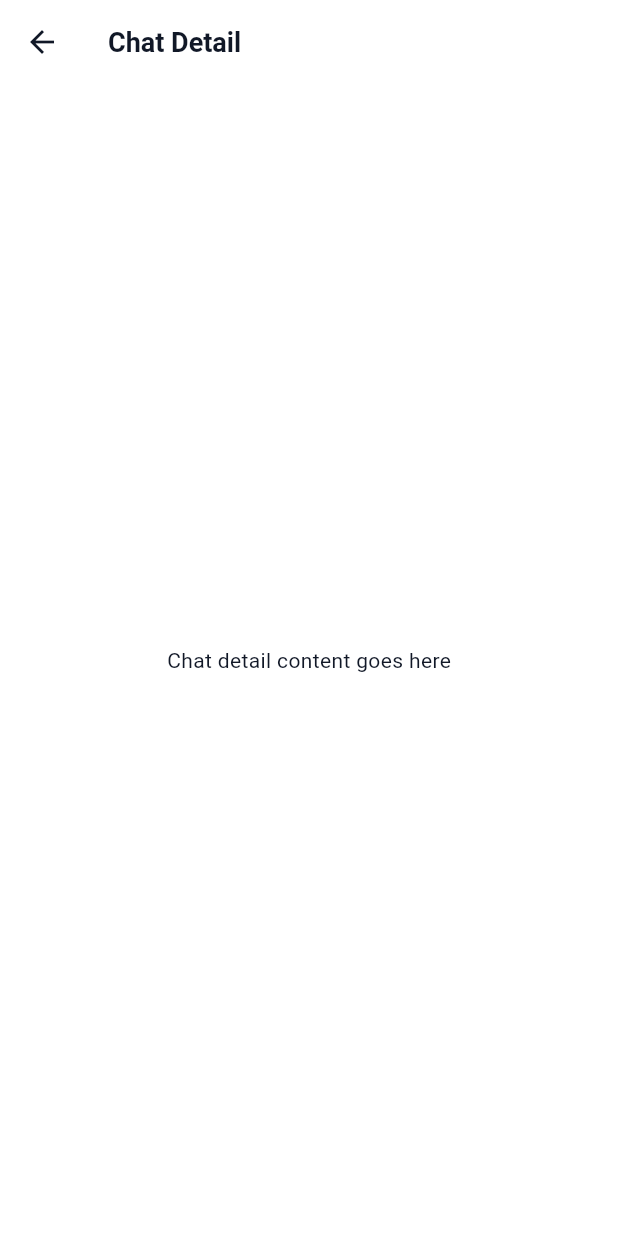
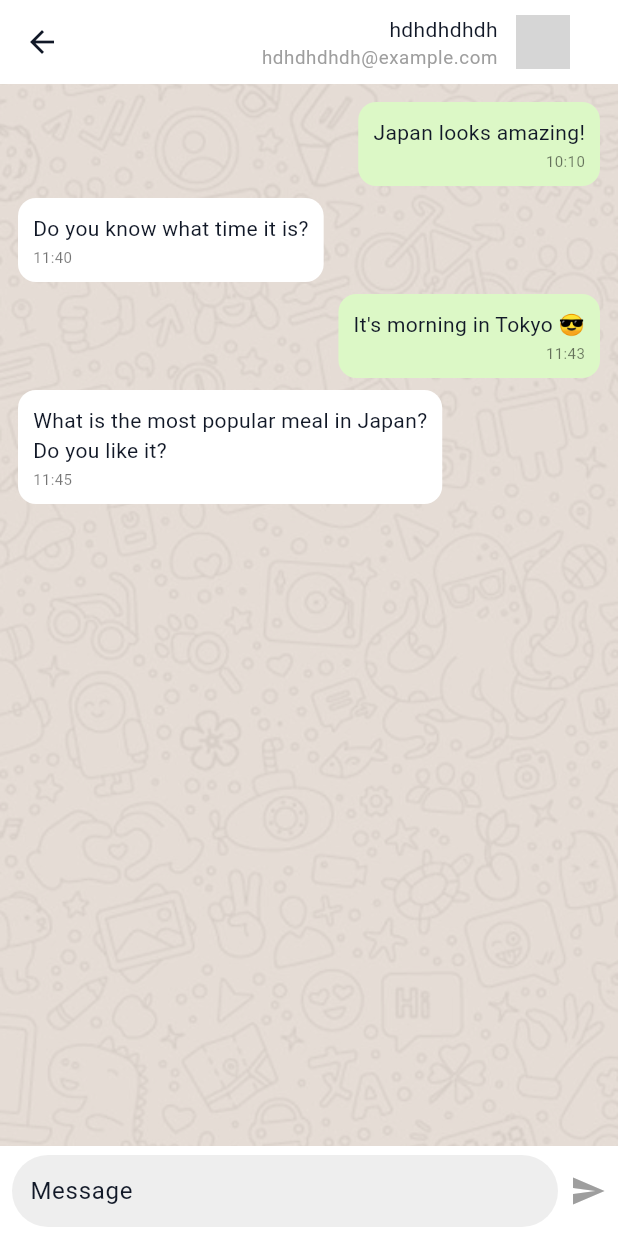
Before and after one commit to Dangtruong-DUT/chat_app, a Flutter app: the ChatDetailScreen screen opened directly with empty values, on a phone screen of 412 x 824 dp. Run offline on Flutter 3.47's test engine with Material 3 defaults, Android fonts, the phone set to English and light mode, and no system bars; our stand-ins replace flutter_bloc, flutter_svg, get_it, go_router, shared_preferences; accounts and stored records are empty; network calls fail; Roboto replaces fonts that are missing (Poppins); grey boxes are pictures that could not be loaded.

Commit message:
feat: add chat detail UI components including app bar, input bar, and message list view
- Implemented ChatAppBar for displaying user information and navigation.
- Created ChatInputBar for message input functionality.
- Developed MessageListView to show chat messages with outgoing and incoming bubbles.

```diff
--- a/lib/src/features/chats/presentation/pages/chat_detail/index.dart
+++ b/lib/src/features/chats/presentation/pages/chat_detail/index.dart
@@ -1,3 +1,7 @@
+import 'package:chat_app/_mock/index.dart';
+import 'package:chat_app/src/features/chats/presentation/pages/chat_detail/widgets/chat_app_bar.dart';
+import 'package:chat_app/src/features/chats/presentation/pages/chat_detail/widgets/chat_input_bar.dart';
+import 'package:chat_app/src/features/chats/presentation/pages/chat_detail/widgets/chat_message_list_view.dart';
 import 'package:flutter/material.dart';
 
 class ChatDetailScreen extends StatelessWidget {
@@ -7,8 +11,29 @@ class ChatDetailScreen extends StatelessWidget {
   @override
   Widget build(BuildContext context) {
     return Scaffold(
-      appBar: AppBar(title: Text('Chat Detail $chatId')),
-      body: const Center(child: Text('Chat detail content goes here')),
+      appBar: AppBar(title: ChatAppBar(user: usersMockData[0])),
+      body: SafeArea(
+        child: Column(
+          children: [
+            Expanded(
+              child: Container(
+                width: double.infinity,
+                height: double.infinity,
+                decoration: BoxDecoration(
+                  image: DecorationImage(
+                    image: AssetImage(
+                      'assets/images/chats/chat_background.png',
+                    ),
+                    fit: BoxFit.cover,
+                  ),
+                ),
+                child: MessageListView(),
+              ),
+            ),
+            ChatInputBar(),
+          ],
+        ),
+      ),
     );
   }
 }
--- /dev/null
+++ b/lib/src/features/chats/presentation/pages/chat_detail/widgets/chat_app_bar.dart
@@ -0,0 +1,74 @@
+import 'package:chat_app/src/shared/domain/models/user.model.dart';
+import 'package:flutter/material.dart';
+import 'package:go_router/go_router.dart';
+
+class ChatAppBar extends StatelessWidget implements PreferredSizeWidget {
+  final User user;
+  const ChatAppBar({required this.user, super.key});
+
+  @override
+  Widget build(BuildContext context) {
+    return Container(
+      color: Theme.of(context).scaffoldBackgroundColor,
+      padding: const EdgeInsets.symmetric(horizontal: 16, vertical: 8),
+      child: InkWell(
+        onTap: () {
+          GoRouter.of(context).push('/chats/${user.id}');
+        },
+        child: Row(
+          mainAxisAlignment: MainAxisAlignment.end,
+          children: [
+            Expanded(
+              child: Column(
+                crossAxisAlignment: CrossAxisAlignment.end,
+                mainAxisAlignment: MainAxisAlignment.center,
+                children: [
+                  SizedBox(
+                    width: 200,
+                    child: Text(
+                      user.name,
+                      maxLines: 1,
+                      overflow: TextOverflow.ellipsis,
+                      style: Theme.of(context).textTheme.bodyMedium,
+                      textAlign: TextAlign.right,
+                    ),
+                  ),
+
+                  SizedBox(
+                    width: 200,
+                    child: Text(
+                      user.email,
+                      maxLines: 1,
+                      overflow: TextOverflow.ellipsis,
+                      style: Theme.of(
+                        context,
+                      ).textTheme.bodySmall?.copyWith(color: Colors.grey),
+                      textAlign: TextAlign.right,
+                    ),
+                  ),
+                ],
+              ),
+            ),
+            const SizedBox(width: 12),
+            SizedBox(
+              width: 36,
+              height: 36,
+              child: CircleAvatar(
+                radius: 24,
+                backgroundImage: user.avatar != null && user.avatar!.isNotEmpty
+                    ? NetworkImage(user.avatar!)
+                    : const AssetImage(
+                            'assets/images/common/avatar_placeholder.gif',
+                          )
+                          as ImageProvider,
+              ),
+            ),
+          ],
+        ),
+      ),
+    );
+  }
+
+  @override
+  Size get preferredSize => const Size.fromHeight(60);
+}
--- /dev/null
+++ b/lib/src/features/chats/presentation/pages/chat_detail/widgets/chat_input_bar.dart
@@ -0,0 +1,33 @@
+import 'package:flutter/material.dart';
+
+class ChatInputBar extends StatelessWidget {
+  const ChatInputBar({super.key});
+  @override
+  Widget build(BuildContext context) {
+    return Container(
+      padding: EdgeInsets.symmetric(horizontal: 8, vertical: 6),
+      color: Colors.white,
+      child: Row(
+        children: [
+          Expanded(
+            child: Container(
+              padding: EdgeInsets.symmetric(horizontal: 12),
+              decoration: BoxDecoration(
+                color: Colors.grey[200],
+                borderRadius: BorderRadius.circular(25),
+              ),
+              child: TextField(
+                decoration: InputDecoration(
+                  hintText: "Message",
+                  border: InputBorder.none,
+                ),
+              ),
+            ),
+          ),
+          SizedBox(width: 8),
+          Icon(Icons.send, color: Colors.grey),
+        ],
+      ),
+    );
+  }
+}
--- /dev/null
+++ b/lib/src/features/chats/presentation/pages/chat_detail/widgets/chat_message_list_view.dart
@@ -0,0 +1,91 @@
+import 'package:flutter/material.dart';
+
+class MessageListView extends StatelessWidget {
+  const MessageListView({super.key});
+  @override
+  Widget build(BuildContext context) {
+    return ListView(
+      padding: EdgeInsets.symmetric(horizontal: 12, vertical: 8),
+      children: [
+        OutgoingTextMessageBubble(text: "Japan looks amazing!", time: "10:10"),
+
+        IncomingTextMessageBubble(
+          text: "Do you know what time it is?",
+          time: "11:40",
+        ),
+        OutgoingTextMessageBubble(
+          text: "It's morning in Tokyo 😎",
+          time: "11:43",
+        ),
+        IncomingTextMessageBubble(
+          text: "What is the most popular meal in Japan?\nDo you like it?",
+          time: "11:45",
+        ),
+      ],
+    );
+  }
+}
+
+class OutgoingTextMessageBubble extends StatelessWidget {
+  final String text, time;
+  const OutgoingTextMessageBubble({
+    required this.text,
+    required this.time,
+    super.key,
+  });
+
+  @override
+  Widget build(BuildContext context) {
+    return Align(
+      alignment: Alignment.centerRight,
+      child: Container(
+        margin: EdgeInsets.symmetric(vertical: 4),
+        padding: EdgeInsets.all(10),
+        decoration: BoxDecoration(
+          color: Color(0xffDCF8C6),
+          borderRadius: BorderRadius.circular(12),
+        ),
+        child: Column(
+          crossAxisAlignment: CrossAxisAlignment.end,
+          children: [
+            Text(text),
+            SizedBox(height: 2),
+            Text(time, style: TextStyle(fontSize: 10, color: Colors.black54)),
+          ],
+        ),
+      ),
+    );
+  }
+}
+
+class IncomingTextMessageBubble extends StatelessWidget {
+  final String text, time;
+  const IncomingTextMessageBubble({
+    required this.text,
+    required this.time,
+    super.key,
+  });
+
+  @override
+  Widget build(BuildContext context) {
+    return Align(
+      alignment: Alignment.centerLeft,
+      child: Container(
+        margin: EdgeInsets.symmetric(vertical: 4),
+        padding: EdgeInsets.all(10),
+        decoration: BoxDecoration(
+          color: Colors.white,
+          borderRadius: BorderRadius.circular(12),
+        ),
+        child: Column(
+          crossAxisAlignment: CrossAxisAlignment.start,
+          children: [
+            Text(text),
+            SizedBox(height: 2),
+            Text(time, style: TextStyle(fontSize: 10, color: Colors.black54)),
+          ],
+        ),
+      ),
+    );
+  }
+}
--- a/lib/src/features/search/presentation/pages/search/index.dart
+++ b/lib/src/features/search/presentation/pages/search/index.dart
@@ -7,6 +7,7 @@ class SearchScreen extends StatelessWidget {
   @override
   Widget build(BuildContext context) {
     return Scaffold(
+      appBar: AppBar(title: const Text("Search")),
       body: SafeArea(
         child: Padding(
           padding: const EdgeInsets.all(16.0),
--- a/pubspec.yaml
+++ b/pubspec.yaml
@@ -67,6 +67,7 @@ flutter:
   assets:
     - assets/svg/
     - assets/images/common/
+    - assets/images/chats/
 
   # An image asset can refer to one or more resolution-specific "variants", see
   # https://flutter.dev/to/resolution-aware-images
```
Also changed, not shown: assets/images/chats/chat_background.png (added).
